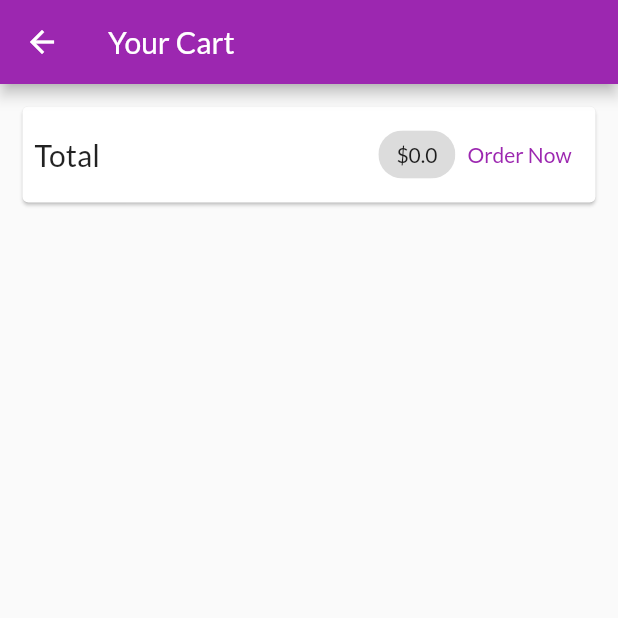
After one commit to shihab-cheq/e_cart, a Flutter app: the CartScreen screen opened by its route, on a phone screen of 412 x 824 dp, the top half of it. The commit adds this screen. Run offline on Flutter 3.47's test engine with Material 2 defaults, Android fonts, the phone set to English and light mode, and no system bars; network calls fail.

Commit message:
Cart Screen Added

```diff
--- /dev/null
+++ b/lib/feature/cart/cart_screen.dart
@@ -0,0 +1,43 @@
+import 'package:e_cart/providers/cart.dart';
+import 'package:flutter/material.dart';
+import 'package:provider/provider.dart';
+
+class CartScreen extends StatelessWidget {
+  const CartScreen({Key? key}) : super(key: key);
+
+  @override
+  Widget build(BuildContext context) {
+    final cart = Provider.of<Cart>(context);
+
+    return Scaffold(
+      appBar: AppBar(
+        title: Text("Your Cart"),
+      ),
+      body: Column(
+        children: [
+          Card(
+            margin: const EdgeInsets.all(15),
+            child: Padding(
+              padding: const EdgeInsets.all(8),
+              child: Row(
+                mainAxisAlignment: MainAxisAlignment.spaceBetween,
+                children: [
+                  const Text(
+                    'Total',
+                    style: TextStyle(fontSize: 20),
+                  ),
+                  const Spacer(),
+                  Chip(label: Text('\$${cart.totalAmount}')),
+                  TextButton(
+                    onPressed: () {},
+                    child: const Text('Order Now'),
+                  )
+                ],
+              ),
+            ),
+          )
+        ],
+      ),
+    );
+  }
+}
--- a/lib/feature/home/products_overview_screen.dart
+++ b/lib/feature/home/products_overview_screen.dart
@@ -1,4 +1,5 @@
 import 'package:e_cart/providers/cart.dart';
+import 'package:e_cart/utils/Routes.dart';
 import 'package:e_cart/widgets/badge.dart';
 import 'package:e_cart/widgets/product_grid.dart';
 import 'package:flutter/material.dart';
@@ -48,7 +49,9 @@ class _ProductsOverviewScreenState extends State<ProductsOverviewScreen> {
               ),
               child: IconButton(
                 icon: const Icon(Icons.shopping_cart),
-                onPressed: () {},
+                onPressed: () {
+                  Navigator.of(context).pushNamed(Routes.CART_DETAILS);
+                },
               ),
             )
           ],
--- a/lib/main.dart
+++ b/lib/main.dart
@@ -1,3 +1,4 @@
+import 'package:e_cart/feature/cart/cart_screen.dart';
 import 'package:e_cart/providers/cart.dart';
 import 'package:e_cart/providers/products_provider.dart';
 import 'package:e_cart/utils/Routes.dart';
@@ -34,6 +35,7 @@ class MyApp extends StatelessWidget {
         home: ProductsOverviewScreen(),
         routes: {
           Routes.PRODUCT_DETIALS: (ctx) => ProductDetailsScreen(),
+          Routes.CART_DETAILS: (ctx) => const CartScreen(),
         },
       ),
     );
--- a/lib/providers/cart.dart
+++ b/lib/providers/cart.dart
@@ -24,6 +24,14 @@ class Cart with ChangeNotifier {
     return _items.length;
   }
 
+  double get totalAmount {
+    var total = 0.0;
+    _items.forEach((i, cartItem) {
+      total += cartItem.price * cartItem.quantity;
+    });
+    return total;
+  }
+
   void addItem(String id, String title, double price) {
     if (_items.containsKey(id)) {
       _items.update(
--- a/lib/utils/Routes.dart
+++ b/lib/utils/Routes.dart
@@ -1,3 +1,4 @@
 class Routes {
   static String PRODUCT_DETIALS = "product_details";
+  static String CART_DETAILS = "cart_details";
 }
```
